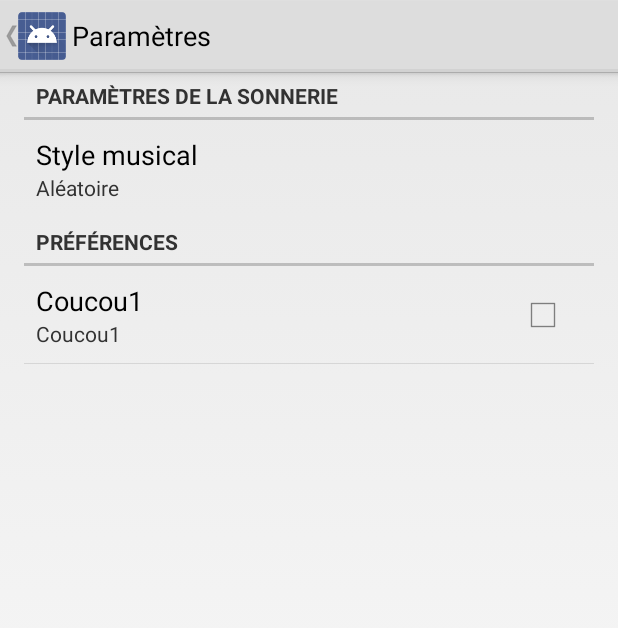
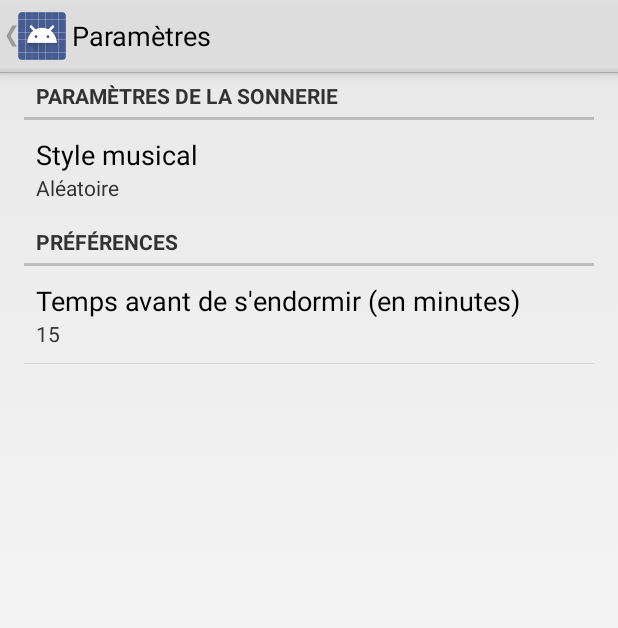
Before and after one commit to tkeunebr/musical-clock, an Android app: the screen it shows after launch (PreferencesActivity), after a tap on "Paramètres", on a phone screen of 412 x 824 dp. Shown: the top 628 px of the screen. Run offline under Robolectric (Android 15) with nearby library versions, the phone set to English and light mode, and no system bars; libraries missing offline, so code that uses them is left out: de.keyboardsurfer.android.

Commit message:
Custom preferences a bit

```diff
--- a/MusicalClock/ic07-musical-clock/src/main/java/fr/tkeunebr/ic07/MainActivity.java
+++ b/MusicalClock/ic07-musical-clock/src/main/java/fr/tkeunebr/ic07/MainActivity.java
@@ -60,8 +60,10 @@ public class MainActivity extends Activity {
     public void setAlarm(View v) {
         // Fetch the user's preferences
         final String music = mPrefs.getString(PreferencesActivity.KEY_PREF_RINGTONE_STYLE,
-                getString(R.string.pref_music_random));
-        Toast.makeText(this, music, Toast.LENGTH_SHORT).show();
+                getString(R.string.pref_music_default));
+        final int timeToSleep = mPrefs.getInt(PreferencesActivity.KEY_PREF_TIME_TO_SLEEP,
+                Integer.parseInt(getString(R.string.pref_time_to_sleep_default)));
+        Toast.makeText(this, "musique == " + music + ", temps == " + timeToSleep, Toast.LENGTH_SHORT).show();
 
 
         final Calendar calSet = Calendar.getInstance();
--- a/MusicalClock/ic07-musical-clock/src/main/java/fr/tkeunebr/ic07/PreferencesActivity.java
+++ b/MusicalClock/ic07-musical-clock/src/main/java/fr/tkeunebr/ic07/PreferencesActivity.java
@@ -1,14 +1,18 @@
 package fr.tkeunebr.ic07;
 
 import android.app.Activity;
+import android.content.SharedPreferences;
 import android.os.Bundle;
 import android.preference.ListPreference;
 import android.preference.Preference;
 import android.preference.PreferenceFragment;
 import android.view.MenuItem;
 
+import fr.tkeunebr.ic07.ui.custom.NumberPickerDialogPreference;
+
 public class PreferencesActivity extends Activity {
     public static final String KEY_PREF_RINGTONE_STYLE = "pref_key_ringtone_style";
+    public static final String KEY_PREF_TIME_TO_SLEEP = "pref_key_time_to_sleep";
 
     @Override
     protected void onCreate(Bundle savedInstanceState) {
@@ -43,17 +47,34 @@ public class PreferencesActivity extends Activity {
 
             // Load the preferences from an XML resource
             addPreferencesFromResource(R.xml.preferences);
-
+            final SharedPreferences sharedPreferences = getPreferenceManager().getSharedPreferences();
+            if (sharedPreferences == null) {
+                return;
+            }
             final ListPreference musicStyle = (ListPreference) findPreference(KEY_PREF_RINGTONE_STYLE);
-            musicStyle.setSummary(getPreferenceManager().getSharedPreferences().getString(KEY_PREF_RINGTONE_STYLE,
+            if (musicStyle != null) {
+                musicStyle.setSummary(sharedPreferences.getString(KEY_PREF_RINGTONE_STYLE,
                         getString(R.string.pref_music_random)));
                 musicStyle.setOnPreferenceChangeListener(new Preference.OnPreferenceChangeListener() {
                     public boolean onPreferenceChange(Preference preference, Object newValue) {
-                    musicStyle.setSummary(musicStyle.getValue());
+                        preference.setSummary(String.valueOf(newValue));
                         return true;
                     }
-
+                });
+            }
+            final NumberPickerDialogPreference timeToSleep = (NumberPickerDialogPreference)
+                    findPreference(KEY_PREF_TIME_TO_SLEEP);
+            if (timeToSleep != null) {
+                final int value = sharedPreferences.getInt(KEY_PREF_TIME_TO_SLEEP,
+                        Integer.parseInt(getString(R.string.pref_time_to_sleep_default)));
+                timeToSleep.setSummary(String.valueOf(value));
+                timeToSleep.setOnPreferenceChangeListener(new Preference.OnPreferenceChangeListener() {
+                    public boolean onPreferenceChange(Preference preference, Object newValue) {
+                        preference.setSummary(String.valueOf(newValue));
+                        return true;
+                    }
                 });
             }
         }
     }
+}
--- /dev/null
+++ b/MusicalClock/ic07-musical-clock/src/main/java/fr/tkeunebr/ic07/ui/custom/NumberPickerDialogPreference.java
@@ -0,0 +1,189 @@
+package fr.tkeunebr.ic07.ui.custom;
+
+import android.content.Context;
+import android.content.res.TypedArray;
+import android.os.Parcel;
+import android.os.Parcelable;
+import android.preference.DialogPreference;
+import android.util.AttributeSet;
+import android.view.View;
+import android.widget.NumberPicker;
+
+import fr.tkeunebr.ic07.R;
+
+public class NumberPickerDialogPreference extends DialogPreference {
+    private static final int DEFAULT_MIN_VALUE = 0;
+    private static final int DEFAULT_MAX_VALUE = 60;
+    private static final int DEFAULT_VALUE = 15;
+    private int mMinValue;
+    private int mMaxValue;
+    private int mValue;
+    private NumberPicker mNumberPicker;
+
+    public NumberPickerDialogPreference(Context context, AttributeSet attrs) {
+        super(context, attrs);
+
+        initAttrs(context, attrs);
+        initLayout();
+    }
+
+    public NumberPickerDialogPreference(Context context, AttributeSet attrs, int defStyle) {
+        super(context, attrs, defStyle);
+
+        initAttrs(context, attrs);
+        initLayout();
+    }
+
+    private void initAttrs(Context context, AttributeSet attrs) {
+        final TypedArray a = context.getTheme().obtainStyledAttributes(attrs,
+                R.styleable.NumberPickerDialogPreference, 0, 0);
+        try {
+            setMinValue(a.getInteger(R.styleable.NumberPickerDialogPreference_min, DEFAULT_MIN_VALUE));
+            setMaxValue(a.getInteger(R.styleable.NumberPickerDialogPreference_android_max, DEFAULT_MAX_VALUE));
+        } finally {
+            if (a != null) {
+                a.recycle();
+            }
+        }
+    }
+
+    private void initLayout() {
+        setDialogLayoutResource(R.layout.preference_number_picker_dialog);
+        setPositiveButtonText(android.R.string.ok);
+        setNegativeButtonText(android.R.string.cancel);
+        setDialogIcon(null);
+    }
+
+    public void setMinValue(int minValue) {
+        mMinValue = minValue;
+        setValue(Math.max(mValue, mMinValue));
+    }
+
+    public void setMaxValue(int maxValue) {
+        mMaxValue = maxValue;
+        setValue(Math.min(mValue, mMaxValue));
+    }
+
+    public void setValue(int value) {
+        final int newValue = Math.max(Math.min(value, mMaxValue), mMinValue);
+
+        if (newValue != mValue) {
+            mValue = newValue;
+            persistInt(newValue);
+            notifyChanged();
+        }
+    }
+
+    @Override
+    protected void onSetInitialValue(boolean restorePersistedValue, Object defaultValue) {
+        if (restorePersistedValue) {
+            mValue = getPersistedInt(DEFAULT_VALUE);
+        } else {
+            setValue((Integer) defaultValue);
+        }
+    }
+
+    @Override
+    protected Object onGetDefaultValue(TypedArray a, int index) {
+        return a.getInteger(index, DEFAULT_VALUE);
+    }
+
+    @Override
+    protected void onBindDialogView(View view) {
+        super.onBindDialogView(view);
+
+        mNumberPicker = (NumberPicker) view;
+        mNumberPicker.setMinValue(mMinValue);
+        mNumberPicker.setMaxValue(mMaxValue);
+        mNumberPicker.setValue(mValue);
+    }
+
+    @Override
+    protected void onDialogClosed(boolean positiveResult) {
+        super.onDialogClosed(positiveResult);
+
+        // when the user selects "OK", persist the new value
+        if (positiveResult) {
+            final int numberPickerValue = mNumberPicker.getValue();
+            if (callChangeListener(numberPickerValue)) {
+                setValue(numberPickerValue);
+            }
+        }
+    }
+
+    @Override
+    protected Parcelable onSaveInstanceState() {
+        final Parcelable superState = super.onSaveInstanceState();
+        // Check whether this Preference is persistent (continually saved)
+        if (isPersistent()) {
+            // No need to save instance state since it's persistent, use superclass state
+            return superState;
+        }
+
+        // Create instance of custom BaseSavedState
+        final SavedState savedState = new SavedState(superState);
+        // Set the state's value with the class member that holds current setting value
+        savedState.value = mNumberPicker.getValue();
+        savedState.maxValue = mNumberPicker.getMaxValue();
+        savedState.minValue = mNumberPicker.getMinValue();
+        return savedState;
+    }
+
+    @Override
+    protected void onRestoreInstanceState(Parcelable state) {
+        // Check whether we saved the state in onSaveInstanceState
+        if (state == null || !state.getClass().equals(SavedState.class)) {
+            // Didn't save the state, so call superclass
+            super.onRestoreInstanceState(state);
+            return;
+        }
+
+        // Cast state to custom BaseSavedState and pass to superclass
+        final SavedState savedState = (SavedState) state;
+        super.onRestoreInstanceState(savedState.getSuperState());
+
+        // Set this Preference's widget to reflect the restored state
+        setMinValue(savedState.minValue);
+        setMaxValue(savedState.maxValue);
+        setValue(savedState.value);
+
+    }
+
+    private static final class SavedState extends BaseSavedState {
+        @SuppressWarnings("unused")
+        public static final Parcelable.Creator<SavedState> CREATOR =
+                new Parcelable.Creator<SavedState>() {
+                    public SavedState createFromParcel(Parcel in) {
+                        return new SavedState(in);
+                    }
+
+                    public SavedState[] newArray(int size) {
+                        return new SavedState[size];
+                    }
+                };
+        int value;
+        int maxValue;
+        int minValue;
+
+        public SavedState(Parcelable superState) {
+            super(superState);
+        }
+
+        public SavedState(Parcel source) {
+            super(source);
+
+            value = source.readInt();
+            maxValue = source.readInt();
+            minValue = source.readInt();
+        }
+
+        @Override
+        public void writeToParcel(Parcel dest, int flags) {
+            super.writeToParcel(dest, flags);
+
+            dest.writeInt(value);
+            dest.writeInt(maxValue);
+            dest.writeInt(minValue);
+        }
+    }
+}
--- a/MusicalClock/ic07-musical-clock/src/main/res/values/strings.xml
+++ b/MusicalClock/ic07-musical-clock/src/main/res/values/strings.xml
@@ -23,6 +23,8 @@
     </string-array>
     <string name="pref_music_default">@string/pref_music_random</string>
     <string name="preferences">Préférences</string>
+    <string name="pref_time_to_sleep">Temps avant de s\'endormir (en minutes)</string>
+    <string name="pref_time_to_sleep_default">15</string>
 
 
 </resources>
--- a/MusicalClock/ic07-musical-clock/src/main/res/xml/preferences.xml
+++ b/MusicalClock/ic07-musical-clock/src/main/res/xml/preferences.xml
@@ -11,15 +11,15 @@
             android:dialogTitle="@string/music_style"
             android:entries="@array/pref_music_style_entries"
             android:entryValues="@array/pref_music_style_entries"
-            android:defaultValue="@string/pref_music_default"/>
+            android:defaultValue="@string/pref_music_default" />
     </PreferenceCategory>
     <PreferenceCategory
         android:title="@string/preferences"
         android:key="pref_key_preferences">
-        <CheckBoxPreference
+        <fr.tkeunebr.ic07.ui.custom.NumberPickerDialogPreference
             android:key="pref_key_time_to_sleep"
-            android:summary="Coucou1"
-            android:title="Coucou1"
-            android:defaultValue="false"/>
+            android:summary="@string/pref_time_to_sleep"
+            android:title="@string/pref_time_to_sleep"
+            android:defaultValue="15" />
     </PreferenceCategory>
 </PreferenceScreen>
```
Also changed, not shown: MusicalClock/ic07-musical-clock/src/main/res/layout/preference_number_picker_dialog.xml (added, +8 -0 lines), MusicalClock/ic07-musical-clock/src/main/res/values/attrs.xml (added, +11 -0 lines). Lines whose indentation alone changed are shown as unchanged.
